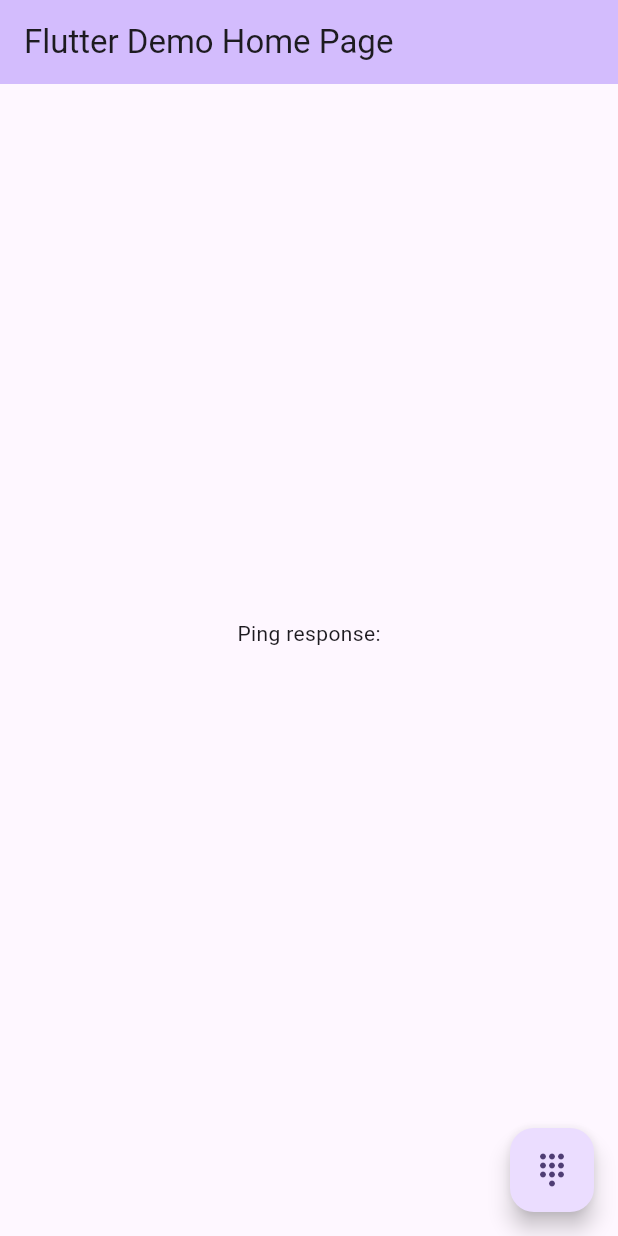
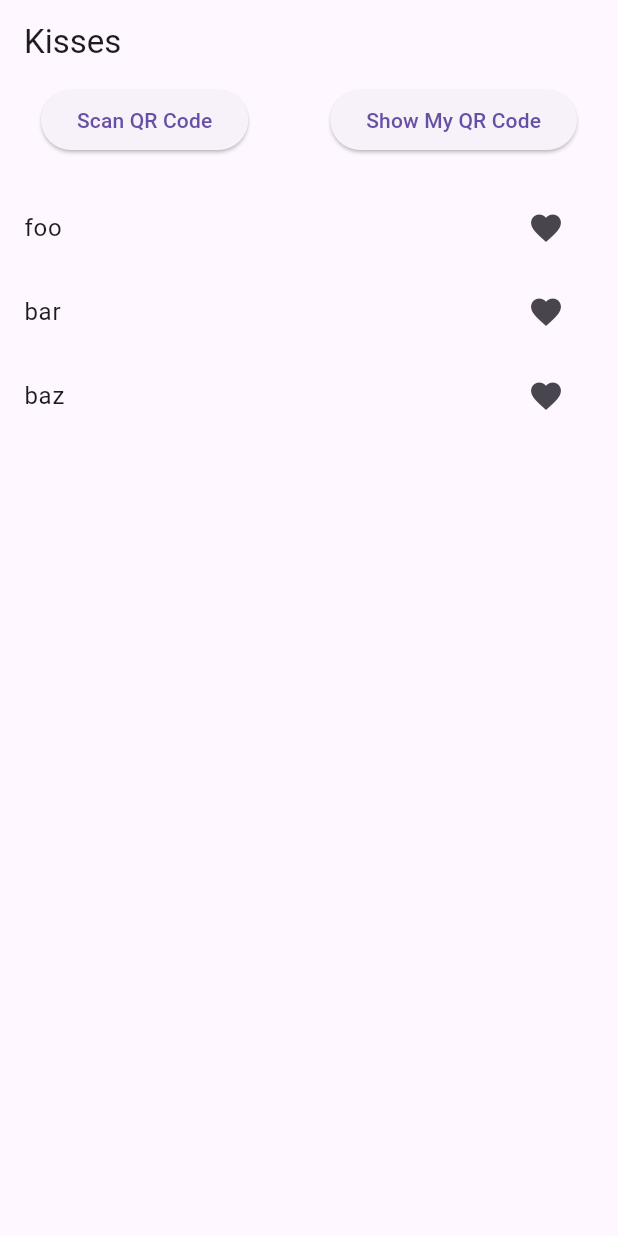
Before and after one commit to cmp0st/kisses, a Flutter app: the screen it shows after launch, on a phone screen of 412 x 824 dp. Run offline on Flutter 3.47's test engine with Material 3 defaults, Android fonts, the phone set to English and light mode, and no system bars; our stand-ins replace qr_flutter; missing offline and left inert: connectrpc, mobile_scanner, protobuf.

Commit message:
QR Code basics

```diff
--- a/client/lib/main.dart
+++ b/client/lib/main.dart
@@ -1,4 +1,6 @@
 import 'package:flutter/material.dart';
+import 'package:mobile_scanner/mobile_scanner.dart';
+import 'package:qr_flutter/qr_flutter.dart';
 import 'package:connectrpc/http2.dart';
 import 'package:connectrpc/connect.dart';
 import 'package:connectrpc/protobuf.dart';
@@ -7,58 +9,32 @@ import './gen/kisses/v1/kisses.connect.client.dart';
 import './gen/kisses/v1/kisses.pb.dart';
 
 final transport = protocol.Transport(
+  // TODO(cmp0st): wire this up into build system instead of hard coding?
   baseUrl: "https://kisses-200953226135.us-west1.run.app",
-  codec: const ProtoCodec(),
+  codec: const JsonCodec(),
   httpClient: createHttpClient(),
 );
 
-void main() {
-  runApp(const MyApp());
-}
+void main() => runApp(const Kisses());
 
-class MyApp extends StatelessWidget {
-  const MyApp({super.key});
+class Kisses extends StatelessWidget {
+  const Kisses({super.key});
 
   // This widget is the root of your application.
   @override
   Widget build(BuildContext context) {
     return MaterialApp(
-      title: 'Flutter Demo',
+      title: 'Kisses',
       theme: ThemeData(
-        // This is the theme of your application.
-        //
-        // TRY THIS: Try running your application with "flutter run". You'll see
-        // the application has a purple toolbar. Then, without quitting the app,
-        // try changing the seedColor in the colorScheme below to Colors.green
-        // and then invoke "hot reload" (save your changes or press the "hot
-        // reload" button in a Flutter-supported IDE, or press "r" if you used
-        // the command line to start the app).
-        //
-        // Notice that the counter didn't reset back to zero; the application
-        // state is not lost during the reload. To reset the state, use hot
-        // restart instead.
-        //
-        // This works for code too, not just values: Most code changes can be
-        // tested with just a hot reload.
-        colorScheme: ColorScheme.fromSeed(seedColor: Colors.deepPurple),
-        useMaterial3: true,
+        primarySwatch: Colors.pink,
       ),
-      home: MyHomePage(title: 'Flutter Demo Home Page', transport: transport),
+      home: MyHomePage(title: 'Kisses', transport: transport),
     );
   }
 }
 
 class MyHomePage extends StatefulWidget {
   const MyHomePage({super.key, required this.title, required this.transport});
-
-  // This widget is the home page of your application. It is stateful, meaning
-  // that it has a State object (defined below) that contains fields that affect
-  // how it looks.
-
-  // This class is the configuration for the state. It holds the values (in this
-  // case the title) provided by the parent (in this case the App widget) and
-  // used by the build method of the State. Fields in a Widget subclass are
-  // always marked "final".
 
   final String title;
   final Transport transport;
@@ -68,49 +44,130 @@ class MyHomePage extends StatefulWidget {
 }
 
 class _MyHomePageState extends State<MyHomePage> {
-  String msg = "";
+  List<String> friends = ["foo", "bar", "baz"];
+  String? myId;
+  bool isScanning = false;
 
-  void _ping() async {
-    final response = await KissesServiceClient(widget.transport).ping(
-      PingRequest(),
+  Future<void> _scanQR() async {
+    setState(() {
+      isScanning = true;
+    });
+
+    showDialog(
+      context: context,
+      builder: (BuildContext context) {
+        return Dialog(
+          child: SizedBox(
+            height: 300,
+            child: MobileScanner(
+              fit: BoxFit.cover,
+              onDetect: (barcodeCapture) {
+                if (barcodeCapture.raw != null) {
+                  setState(() {
+                    friends.add(barcodeCapture.raw!.toString());
+                    isScanning = false;
+                  });
+                  Navigator.of(context).pop();
+                }
+              },
+            ),
+          ),
+        );
+      },
     );
-    setState(() {
-      msg = response.msg;
-    });
+  }
+
+  Future<void> _generateMyQR() async {
+    // Generate a unique ID (you can replace this with a more robust method)
+    myId ??= DateTime.now().millisecondsSinceEpoch.toString();
+
+    // Display QR code dialog
+    showDialog(
+      context: context,
+      builder: (BuildContext context) {
+        return AlertDialog(
+          content: SizedBox(
+            width: 200, // Set a fixed width for the QR code
+            height: 200, // Set a fixed height for the QR code
+            child: QrImageView(
+              data: myId!,
+              version: QrVersions.auto,
+              size: 200,
+            ),
+          ),
+          actions: <Widget>[
+            TextButton(
+              onPressed: () => Navigator.of(context).pop(),
+              child: const Text('Close'),
+            ),
+          ],
+        );
+      },
+    );
+  }
+
+  Future<void> _pingFriend(String friendId) async {
+    try {
+      final response = await KissesServiceClient(widget.transport).ping(
+        PingRequest(),
+      );
+
+      ScaffoldMessenger.of(context).showSnackBar(
+        SnackBar(
+          content: Text('Kiss ping response ${response.msg}'),
+        ),
+      );
+    } catch (e) {
+      // Handle network error
+      ScaffoldMessenger.of(context).showSnackBar(
+        const SnackBar(
+          content: Text('Network error occurred.'),
+        ),
+      );
+    }
   }
 
   @override
   Widget build(BuildContext context) {
-    // This method is rerun every time setState is called, for instance as done
-    // by the _incrementCounter method above.
-    //
-    // The Flutter framework has been optimized to make rerunning build methods
-    // fast, so that you can just rebuild anything that needs updating rather
-    // than having to individually change instances of widgets.
     return Scaffold(
       appBar: AppBar(
-        backgroundColor: Theme.of(context).colorScheme.inversePrimary,
         title: Text(widget.title),
       ),
       body: Center(
         child: Column(
           mainAxisAlignment: MainAxisAlignment.center,
           children: <Widget>[
-            const Text(
-              'Ping response:',
+            Row(
+              mainAxisAlignment: MainAxisAlignment.spaceAround,
+              children: [
+                ElevatedButton(
+                  onPressed: _scanQR,
+                  child: Text('Scan QR Code'),
+                ),
+                ElevatedButton(
+                  onPressed: _generateMyQR,
+                  child: Text('Show My QR Code'),
+                ),
+              ],
             ),
-            Text(
-              msg,
-              style: Theme.of(context).textTheme.headlineMedium,
+            const SizedBox(height: 20),
+            Expanded(
+              child: ListView.builder(
+                itemCount: friends.length,
+                itemBuilder: (context, index) {
+                  return ListTile(
+                    title: Text(friends[index]),
+                    trailing: IconButton(
+                      icon: const Icon(Icons.favorite),
+                      onPressed: () => _pingFriend(friends[index]),
+                    ),
+                  );
+                },
+              ),
             ),
           ],
         ),
       ),
-      floatingActionButton: FloatingActionButton(
-        onPressed: _ping,
-        tooltip: 'Ping',
-        child: const Icon(Icons.dialpad),
-      ),
     );
   }
 }
--- a/client/pubspec.yaml
+++ b/client/pubspec.yaml
@@ -36,6 +36,8 @@ dependencies:
   # Use with the CupertinoIcons class for iOS style icons.
   cupertino_icons: ^1.0.8
   connectrpc: ^0.1.0
+  mobile_scanner: ^6.0.0
+  qr_flutter: ^4.1.0
 
 dev_dependencies:
   flutter_test:
@@ -46,7 +48,7 @@ dev_dependencies:
   # activated in the `analysis_options.yaml` file located at the root of your
   # package. See that file for information about deactivating specific lint
   # rules and activating additional ones.
-  flutter_lints: ^4.0.0
+  flutter_lints: ^5.0.0
 
 # For information on the generic Dart part of this file, see the
 # following page: https://dart.dev/tools/pub/pubspec
```
Also changed, not shown: client/pubspec.lock, 2 other files.
